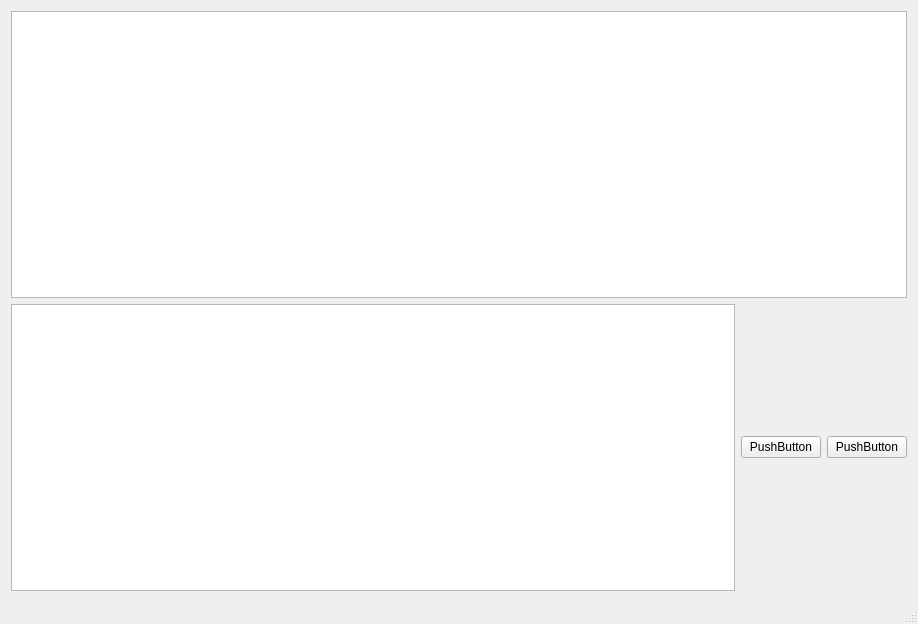
elken/qsteg, file res/qsteg.ui: the form before one commit.
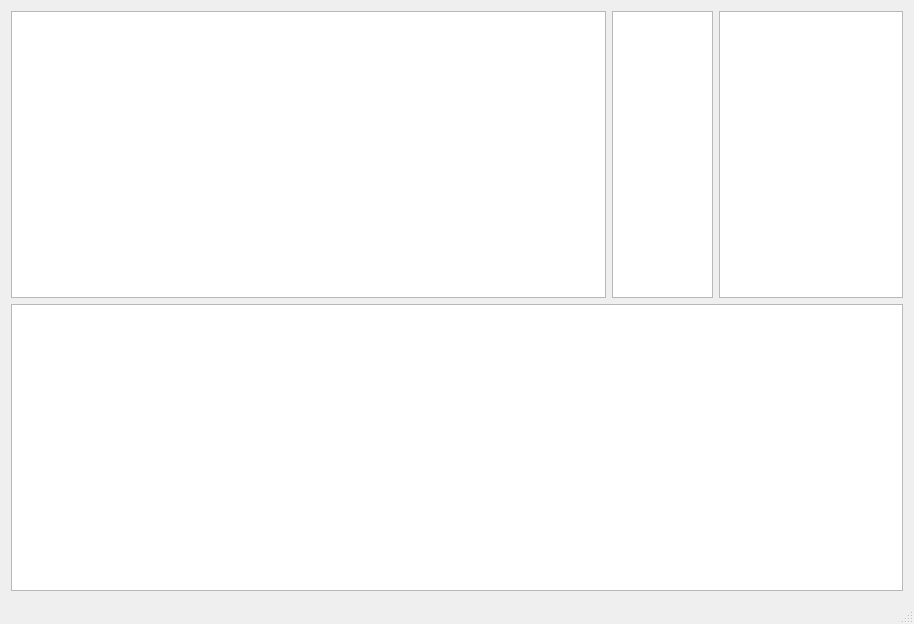
The form after the commit.

Commit message: Moved layout around again, tried implementing hex viewer, maybe editor soon.

What changed in the file:
```diff
--- a/res/qsteg.ui
+++ b/res/qsteg.ui
@@ -9,7 +9,7 @@
    <rect>
     <x>0</x>
     <y>0</y>
-    <width>918</width>
+    <width>914</width>
     <height>624</height>
    </rect>
   </property>
@@ -21,8 +21,16 @@
   </property>
   <widget class="QWidget" name="centralWidget">
    <layout class="QGridLayout" name="gridLayout">
-    <item row="0" column="0" colspan="3">
-     <widget class="QGraphicsView" name="graphicsView">
+    <item row="0" column="0">
+     <layout class="QHBoxLayout" name="horizontalLayout">
+      <item>
+       <widget class="QGraphicsView" name="stegImageView">
+        <property name="maximumSize">
+         <size>
+          <width>16777215</width>
+          <height>16777215</height>
+         </size>
+        </property>
       <property name="contextMenuPolicy">
        <enum>Qt::DefaultContextMenu</enum>
       </property>
@@ -34,20 +42,35 @@
       </property>
      </widget>
     </item>
+      <item>
+       <widget class="QGraphicsView" name="graphicsView">
+        <property name="maximumSize">
+         <size>
+          <width>101</width>
+          <height>16777215</height>
+         </size>
+        </property>
+       </widget>
+      </item>
+      <item>
+       <widget class="QTextEdit" name="stegBytesText">
+        <property name="maximumSize">
+         <size>
+          <width>184</width>
+          <height>16777215</height>
+         </size>
+        </property>
+       </widget>
+      </item>
+     </layout>
+    </item>
     <item row="1" column="0">
-     <widget class="QPlainTextEdit" name="ktextedit"/>
-    </item>
-    <item row="1" column="1">
-     <widget class="QPushButton" name="pushButton">
-      <property name="text">
-       <string>PushButton</string>
-      </property>
-     </widget>
-    </item>
-    <item row="1" column="2">
-     <widget class="QPushButton" name="pushButton_2">
-      <property name="text">
-       <string>PushButton</string>
+     <widget class="QPlainTextEdit" name="stegInputText">
+      <property name="minimumSize">
+       <size>
+        <width>552</width>
+        <height>0</height>
+       </size>
       </property>
      </widget>
     </item>
```
Left out of the diff: 5 changed lines with no effect on the pictures. Lines whose indentation alone changed are shown as unchanged. The commit also changes 6 other files.
